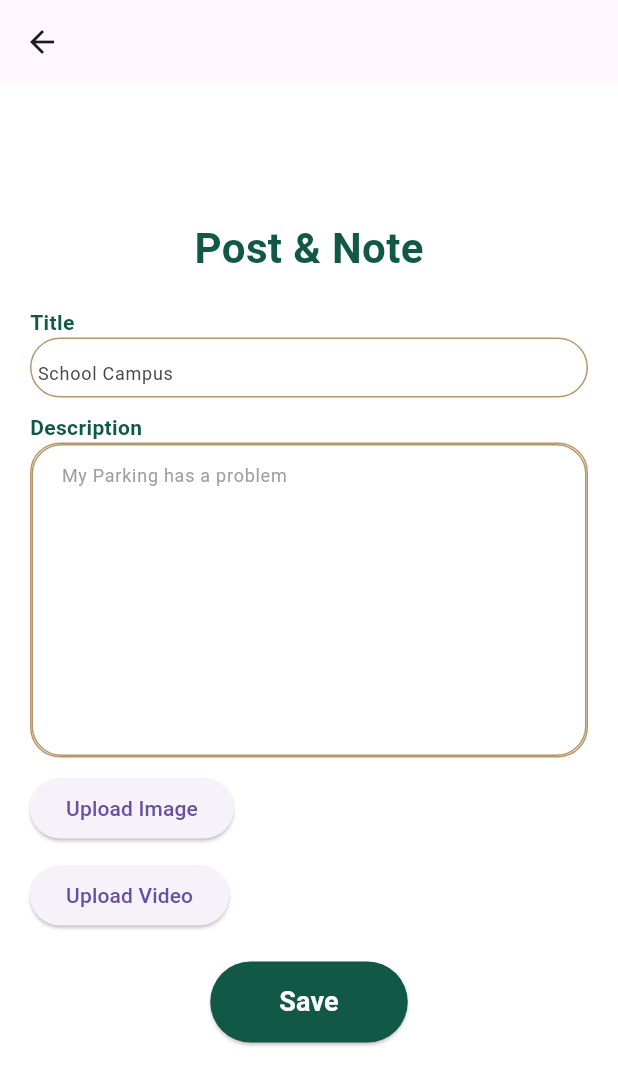
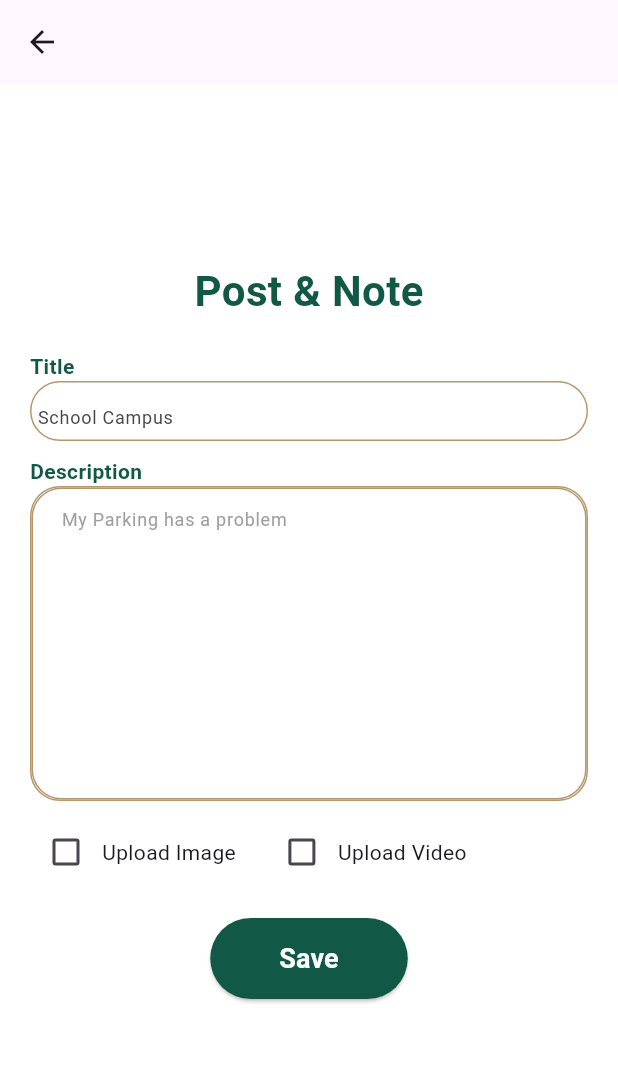
Before and after one commit to Alhababi-Academy/SU, a Flutter app: the AllPosts screen opened directly, after a tap on the "add" icon, on a phone screen of 412 x 824 dp. Shown: the top 1085 px of the screen. Run offline on Flutter 3.47's test engine with Material 3 defaults, Android fonts, the light colour scheme and no system bars; our stand-ins replace cloud_firestore, firebase_auth, firebase_core, firebase_storage, image_picker, shared_preferences; missing offline and left inert: qr_code_scanner; accounts and stored records are empty; project files that could hold a hidden picture were left out.

Commit message:
updaing code

```diff
--- a/lib/home/Posts/AllPosts.dart
+++ b/lib/home/Posts/AllPosts.dart
@@ -11,8 +11,8 @@ class AllPosts extends StatefulWidget {
 }
 
 class _AllPostsState extends State<AllPosts> {
-  String? selectedCollege, selectedLevel, selectedCourse;
-  List<String> colleges = [], levels = [], courses = [];
+  String? selectedCollege, selectedLevel;
+  List<String> colleges = [], levels = [];
 
   @override
   void initState() {
@@ -24,22 +24,17 @@ class _AllPostsState extends State<AllPosts> {
     var postsSnapshot =
         await FirebaseFirestore.instance.collection('posts').get();
     var fetchedColleges = postsSnapshot.docs
-        .map((doc) => doc['college'] as String)
+        .map((doc) => doc['College'] as String)
         .toSet()
         .toList();
     var fetchedLevels = postsSnapshot.docs
-        .map((doc) => doc['level'] as String)
-        .toSet()
-        .toList();
-    var fetchedCourses = postsSnapshot.docs
-        .map((doc) => doc['course'] as String)
+        .map((doc) => doc['Level'] as String)
         .toSet()
         .toList();
 
     setState(() {
       colleges = fetchedColleges;
       levels = fetchedLevels;
-      courses = fetchedCourses;
     });
   }
 
@@ -50,10 +45,7 @@ class _AllPostsState extends State<AllPosts> {
       query = query.where('college', isEqualTo: selectedCollege);
     }
     if (selectedLevel != null && selectedLevel!.isNotEmpty) {
-      query = query.where('level', isEqualTo: selectedLevel);
-    }
-    if (selectedCourse != null && selectedCourse!.isNotEmpty) {
-      query = query.where('course', isEqualTo: selectedCourse);
+      query = query.where('Level', isEqualTo: selectedLevel);
     }
     return query.snapshots();
   }
@@ -94,16 +86,6 @@ class _AllPostsState extends State<AllPosts> {
                   }).toList(),
                   onChanged: (value) => setState(() => selectedLevel = value),
                 ),
-                DropdownButton<String>(
-                  isExpanded: true,
-                  value: selectedCourse,
-                  hint: const Text("Select Course"),
-                  items: courses.map<DropdownMenuItem<String>>((String value) {
-                    return DropdownMenuItem<String>(
-                        value: value, child: Text(value));
-                  }).toList(),
-                  onChanged: (value) => setState(() => selectedCourse = value),
-                ),
               ],
             ),
           ),
@@ -114,7 +96,6 @@ class _AllPostsState extends State<AllPosts> {
                 setState(() {
                   selectedCollege = null;
                   selectedLevel = null;
-                  selectedCourse = null;
                 });
                 Navigator.of(context).pop();
               },
@@ -138,33 +119,23 @@ class _AllPostsState extends State<AllPosts> {
         child: Column(
           crossAxisAlignment: CrossAxisAlignment.start,
           children: [
-            Row(
-              children: [
-                if (post['imageUrl'] != null)
-                  Image.network(
+            if (post['imageUrl'] != null) // Check if imageUrl exists
+              SizedBox(
+                width: double.infinity, // Adjusted for full-width display
+                height: 200, // Set the desired height for the image
+                child: Image.network(
                   post['imageUrl'],
-                    width: 100, // Adjusted for a smaller image display
-                    height: 100, // Fixed height for uniformity
                   fit: BoxFit.cover,
                 ),
-                const SizedBox(width: 10),
-                Expanded(
-                  child: Column(
-                    crossAxisAlignment: CrossAxisAlignment.start,
-                    children: [
+              ),
+            const SizedBox(height: 10),
             Text(
               post['postTitle'] ?? 'Untitled',
-                        style: const TextStyle(
-                            fontWeight: FontWeight.bold, fontSize: 18),
+              style: const TextStyle(fontWeight: FontWeight.bold, fontSize: 18),
             ),
             Text(
               post['postDescription'] ?? 'No Description',
               style: TextStyle(color: Colors.grey.shade600),
-                      ),
-                    ],
-                  ),
-                ),
-              ],
             ),
             const SizedBox(height: 10),
             Row(
@@ -196,15 +167,6 @@ class _AllPostsState extends State<AllPosts> {
                   ),
                 ),
               ],
-            ),
-            if (post['videoUrl'] != null)
-              Center(
-                child: TextButton(
-                  onPressed: () {
-                    // Placeholder for future video functionality
-                  },
-                  child: const Text("View Video"),
-                ),
             ),
           ],
         ),
--- a/lib/home/Posts/uploadPost.dart
+++ b/lib/home/Posts/uploadPost.dart
@@ -19,11 +19,11 @@ class _UploadPostState extends State<UploadPost> {
   TextEditingController _PostTitle = TextEditingController();
   TextEditingController _PostDescription = TextEditingController();
   TextEditingController _level = TextEditingController();
-
   TextEditingController _colleges = TextEditingController();
-
   File? _image;
   File? _video;
+  bool _uploadImage = false;
+  bool _uploadVideo = false;
   final picker = ImagePicker();
 
   @override
@@ -61,14 +61,12 @@ class _UploadPostState extends State<UploadPost> {
                     fontWeight: FontWeight.bold,
                   ),
                 ),
-                // A container that will provide margin and padding around its child
                 Container(
                   margin: const EdgeInsets.all(10),
                   padding: const EdgeInsets.all(10),
                   child: Column(
                     crossAxisAlignment: CrossAxisAlignment.start,
                     children: [
-                      // put space between the sides
                       const Text(
                         "Title",
                         style: TextStyle(
@@ -76,22 +74,16 @@ class _UploadPostState extends State<UploadPost> {
                           fontWeight: FontWeight.bold,
                         ),
                       ),
-                      // Custom text field for email input
                       customTextFieldRegsiterPage(
-                        // it will be hidden, falst
                         isSecure: false,
-                        // wecan edit, true
                         enabledEdit: true,
-                        // we are storing here the email that the user write
                         textEditingController: _PostTitle,
                         textInputType: TextInputType.text,
                         hint: "School Campus",
                       ),
-                      // Sized Box Widget
                       const SizedBox(
                         height: 10,
                       ),
-                      // Text widget for "Password"
                       const Text(
                         "Description",
                         style: TextStyle(
@@ -99,15 +91,12 @@ class _UploadPostState extends State<UploadPost> {
                           fontWeight: FontWeight.bold,
                         ),
                       ),
-                      // Custom text field for password input
-
                       Container(
                         decoration: BoxDecoration(
                           borderRadius: BorderRadius.circular(20),
                           border: Border.all(
-                            color: SU
-                                .backgroundColor, // Use the correct color for the border
-                            width: 1.0, // Adjust the border thickness as needed
+                            color: SU.backgroundColor,
+                            width: 1.0,
                           ),
                         ),
                         child: TextField(
@@ -118,8 +107,8 @@ class _UploadPostState extends State<UploadPost> {
                             hintText: "My Parking has a problem",
                             hintStyle: const TextStyle(
                               fontSize: 12,
-                                color: Colors
-                                    .grey), // Adjust the hint text style as needed
+                              color: Colors.grey,
+                            ),
                             fillColor: Colors.transparent,
                             filled: true,
                             border: OutlineInputBorder(
@@ -141,19 +130,45 @@ class _UploadPostState extends State<UploadPost> {
                               top: 8,
                               bottom: 8,
                               right: 16,
-                            ), // Adjust padding to ensure text is vertically centered
                             ),
                           ),
                         ),
-
-                      Container(
-                        child: Column(
-                          crossAxisAlignment: CrossAxisAlignment.start,
+                      ),
+                      const SizedBox(height: 10),
+                      Row(
                         children: [
-                            const SizedBox(height: 10),
+                          Checkbox(
+                            value: _uploadImage,
+                            onChanged: (value) {
+                              setState(() {
+                                _uploadImage = value!;
+                                if (value) _uploadVideo = false;
+                              });
+                            },
+                          ),
+                          const Text('Upload Image'),
+                          const SizedBox(width: 20),
+                          Checkbox(
+                            value: _uploadVideo,
+                            onChanged: (value) {
+                              setState(() {
+                                _uploadVideo = value!;
+                                if (value) _uploadImage = false;
+                              });
+                            },
+                          ),
+                          const Text('Upload Video'),
+                        ],
+                      ),
+                      if (_uploadImage)
                         ElevatedButton(
                           onPressed: pickImage,
-                              child: const Text('Upload Image'),
+                          child: const Text('Choose Image'),
+                        ),
+                      if (_uploadVideo)
+                        ElevatedButton(
+                          onPressed: pickVideo,
+                          child: const Text('Choose Video'),
                         ),
                       if (_image != null)
                         Container(
@@ -167,11 +182,6 @@ class _UploadPostState extends State<UploadPost> {
                             height: 200,
                             fit: BoxFit.cover,
                           ),
-                              ),
-                            const SizedBox(height: 10),
-                            ElevatedButton(
-                              onPressed: pickVideo,
-                              child: const Text('Upload Video'),
                         ),
                       if (_video != null)
                         Container(
@@ -188,12 +198,10 @@ class _UploadPostState extends State<UploadPost> {
                       Center(
                         child: ElevatedButton(
                           style: ButtonStyle(
-                                  backgroundColor: MaterialStateProperty.all(
-                                      SU.primaryColor),
+                            backgroundColor:
+                                MaterialStateProperty.all(SU.primaryColor),
                           ),
-                                onPressed: () {
-                                  SavePost();
-                                },
+                          onPressed: SavePost,
                           child: const Padding(
                             padding: EdgeInsets.all(10.0),
                             child: Padding(
@@ -212,9 +220,6 @@ class _UploadPostState extends State<UploadPost> {
                         ),
                       ),
                       const SizedBox(height: 20),
-                          ],
-                        ),
-                      ),
                     ],
                   ),
                 ),
@@ -277,11 +282,11 @@ class _UploadPostState extends State<UploadPost> {
       },
     );
 
-    if (_image != null) {
+    if (_uploadImage && _image != null) {
       imageUrl = await uploadFileToFirebaseStorage(_image!, 'images');
     }
 
-    if (_video != null) {
+    if (_uploadVideo && _video != null) {
       videoUrl = await uploadFileToFirebaseStorage(_video!, 'videos');
     }
 
@@ -307,6 +312,8 @@ class _UploadPostState extends State<UploadPost> {
         _PostDescription.clear();
         _image = null;
         _video = null;
+        _uploadImage = false;
+        _uploadVideo = false;
       });
     });
   }
```
Lines whose indentation alone changed are shown as unchanged.
